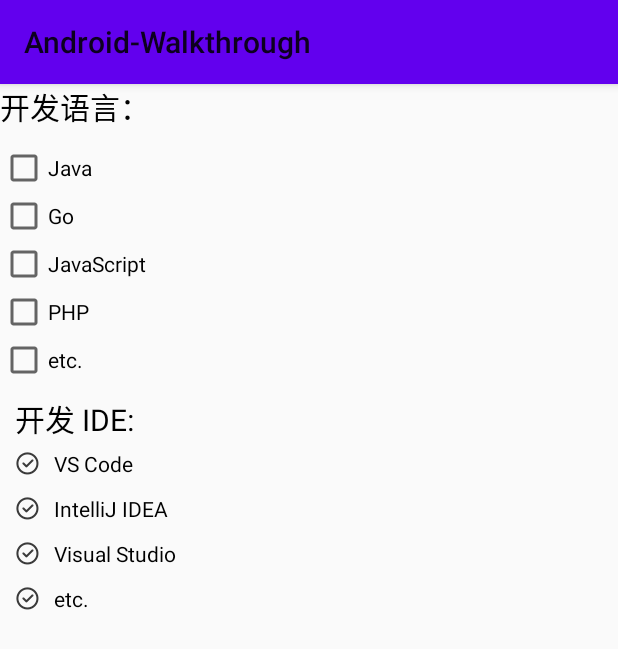
After one commit to Wriprin/Android-Walkthrough, an Android app: the CheckBoxActivity screen opened directly, with no data from a screen before it, on a phone screen of 412 x 824 dp. The commit adds this screen. Shown: the top 649 px of the screen. Run offline under Robolectric (Android 15) with nearby library versions, the phone set to English and light mode, and no system bars.

Commit message:
CheckBox

```diff
--- a/app/src/main/AndroidManifest.xml
+++ b/app/src/main/AndroidManifest.xml
@@ -9,6 +9,9 @@
             android:roundIcon="@mipmap/ic_launcher_round"
             android:supportsRtl="true"
             android:theme="@style/Theme.AndroidWalkthrough">
+        <activity
+                android:name=".CheckBoxActivity"
+                android:exported="true" />
         <activity
                 android:name=".RadioButtonActivity"
                 android:exported="true" />
--- /dev/null
+++ b/app/src/main/java/cc/cnix/android_walkthrough/CheckBoxActivity.java
@@ -0,0 +1,29 @@
+package cc.cnix.android_walkthrough;
+
+import androidx.appcompat.app.AppCompatActivity;
+
+import android.os.Bundle;
+import android.widget.CheckBox;
+import android.widget.CompoundButton;
+import android.widget.Toast;
+
+public class CheckBoxActivity extends AppCompatActivity {
+
+    private CheckBox mCbVSCode;
+
+    @Override
+    protected void onCreate(Bundle savedInstanceState) {
+        super.onCreate(savedInstanceState);
+        setContentView(R.layout.activity_check_box);
+
+        mCbVSCode = findViewById(R.id.cb_06);
+
+        mCbVSCode.setOnCheckedChangeListener(new CompoundButton.OnCheckedChangeListener() {
+            @Override
+            public void onCheckedChanged(CompoundButton compoundButton, boolean b) {
+                // 选中指定 CheckBox，弹出消息文本
+                Toast.makeText(CheckBoxActivity.this, b?"VS Code 被选中了...":"VS Code 被取消选中...", Toast.LENGTH_SHORT).show();
+            }
+        });
+    }
+}
--- a/app/src/main/java/cc/cnix/android_walkthrough/MainActivity.java
+++ b/app/src/main/java/cc/cnix/android_walkthrough/MainActivity.java
@@ -15,6 +15,7 @@ public class MainActivity extends AppCompatActivity {
     private Button mBtnButton;
     private Button mBtnEditText;
     private Button mBtnRadioButton;
+    private Button mBtnCheckBox;
 
     @Override
     protected void onCreate(Bundle savedInstanceState) {
@@ -26,6 +27,7 @@ public class MainActivity extends AppCompatActivity {
         mBtnButton = findViewById(R.id.btn_02);
         mBtnEditText = findViewById(R.id.btn_03);
         mBtnRadioButton = findViewById(R.id.btn_04);
+        mBtnCheckBox = findViewById(R.id.btn_05);
 
         // 注册监听器
         setListeners();
@@ -37,6 +39,7 @@ public class MainActivity extends AppCompatActivity {
         mBtnButton.setOnClickListener(onClick);
         mBtnEditText.setOnClickListener(onClick);
         mBtnRadioButton.setOnClickListener(onClick);
+        mBtnCheckBox.setOnClickListener(onClick);
     }
 
     private class OnClick implements View.OnClickListener {
@@ -63,6 +66,9 @@ public class MainActivity extends AppCompatActivity {
                 case R.id.btn_04:
                     intent = new Intent(MainActivity.this, RadioButtonActivity.class);
                     break;
+                case R.id.btn_05:
+                    intent = new Intent(MainActivity.this, CheckBoxActivity.class);
+                    break;
             }
             startActivity(intent);
         }
--- /dev/null
+++ b/app/src/main/res/drawable/selector_checkbox.xml
@@ -0,0 +1,7 @@
+<?xml version="1.0" encoding="utf-8"?>
+<selector xmlns:android="http://schemas.android.com/apk/res/android">
+
+    <item android:state_checked="true" android:drawable="@drawable/icon_checked_true"/>
+    <item android:state_checked="false" android:drawable="@drawable/icon_checked_false"/>
+
+</selector>
--- /dev/null
+++ b/app/src/main/res/layout/activity_check_box.xml
@@ -0,0 +1,108 @@
+<?xml version="1.0" encoding="utf-8"?>
+<RelativeLayout xmlns:android="http://schemas.android.com/apk/res/android"
+        xmlns:tools="http://schemas.android.com/tools"
+        android:layout_width="match_parent"
+        android:layout_height="match_parent"
+        tools:context=".CheckBoxActivity">
+
+    <!--
+        开发语言
+    -->
+    <TextView
+            android:id="@+id/tv_01"
+            android:layout_width="match_parent"
+            android:layout_height="wrap_content"
+            android:layout_marginBottom="10dp"
+            android:text="开发语言："
+            android:textColor="#000"
+            android:textSize="20sp" />
+
+    <CheckBox
+            android:id="@+id/cb_01"
+            android:layout_below="@id/tv_01"
+            android:layout_width="wrap_content"
+            android:layout_height="wrap_content"
+            android:text="Java" />
+
+    <CheckBox
+            android:id="@+id/cb_02"
+            android:layout_below="@id/cb_01"
+            android:layout_width="wrap_content"
+            android:layout_height="wrap_content"
+            android:text="Go" />
+
+    <CheckBox
+            android:id="@+id/cb_03"
+            android:layout_below="@id/cb_02"
+            android:layout_width="wrap_content"
+            android:layout_height="wrap_content"
+            android:text="JavaScript" />
+
+    <CheckBox
+            android:id="@+id/cb_04"
+            android:layout_below="@id/cb_03"
+            android:layout_width="wrap_content"
+            android:layout_height="wrap_content"
+            android:text="PHP" />
+
+    <CheckBox
+            android:id="@+id/cb_05"
+            android:layout_below="@id/cb_04"
+            android:layout_width="wrap_content"
+            android:layout_height="wrap_content"
+            android:text="etc." />
+
+
+    <!--
+        开发 IDE
+    -->
+    <LinearLayout
+            android:id="@+id/ll_01"
+            android:layout_width="match_parent"
+            android:layout_height="match_parent"
+            android:orientation="vertical"
+            android:paddingLeft="10dp"
+            android:layout_below="@+id/cb_04">
+
+        <TextView
+                android:layout_width="wrap_content"
+                android:layout_height="wrap_content"
+                android:text="开发 IDE:"
+                android:textSize="20sp"
+                android:layout_marginTop="40dp"
+                android:textColor="#000" />
+
+        <CheckBox
+                android:id="@+id/cb_06"
+                android:layout_width="wrap_content"
+                android:layout_height="30dp"
+                android:button="@drawable/selector_checkbox"
+                android:paddingLeft="10dp"
+                android:text="VS Code" />
+
+        <CheckBox
+                android:id="@+id/cb_07"
+                android:layout_width="wrap_content"
+                android:layout_height="30dp"
+                android:button="@drawable/selector_checkbox"
+                android:paddingLeft="10dp"
+                android:text="IntelliJ IDEA" />
+
+        <CheckBox
+                android:id="@+id/cb_08"
+                android:layout_width="wrap_content"
+                android:layout_height="30dp"
+                android:button="@drawable/selector_checkbox"
+                android:paddingLeft="10dp"
+                android:text="Visual Studio" />
+
+        <CheckBox
+                android:id="@+id/cb_09"
+                android:layout_width="wrap_content"
+                android:layout_height="30dp"
+                android:button="@drawable/selector_checkbox"
+                android:paddingLeft="10dp"
+                android:text="etc." />
+    </LinearLayout>
+
+</RelativeLayout>
--- a/app/src/main/res/layout/activity_main.xml
+++ b/app/src/main/res/layout/activity_main.xml
@@ -40,4 +40,13 @@
             android:textAllCaps="false"
             android:text="@string/radiobutton"
             android:layout_gravity="center"/>
+
+    <Button
+            android:id="@+id/btn_05"
+            android:layout_width="match_parent"
+            android:layout_height="wrap_content"
+            android:textAllCaps="false"
+            android:text="CheckBox"
+            android:layout_gravity="center"/>
+
 </LinearLayout>
```
Also changed, not shown: app/src/main/res/drawable-hdpi/icon_checked_false.png (added), app/src/main/res/drawable-hdpi/icon_checked_true.png (added).
